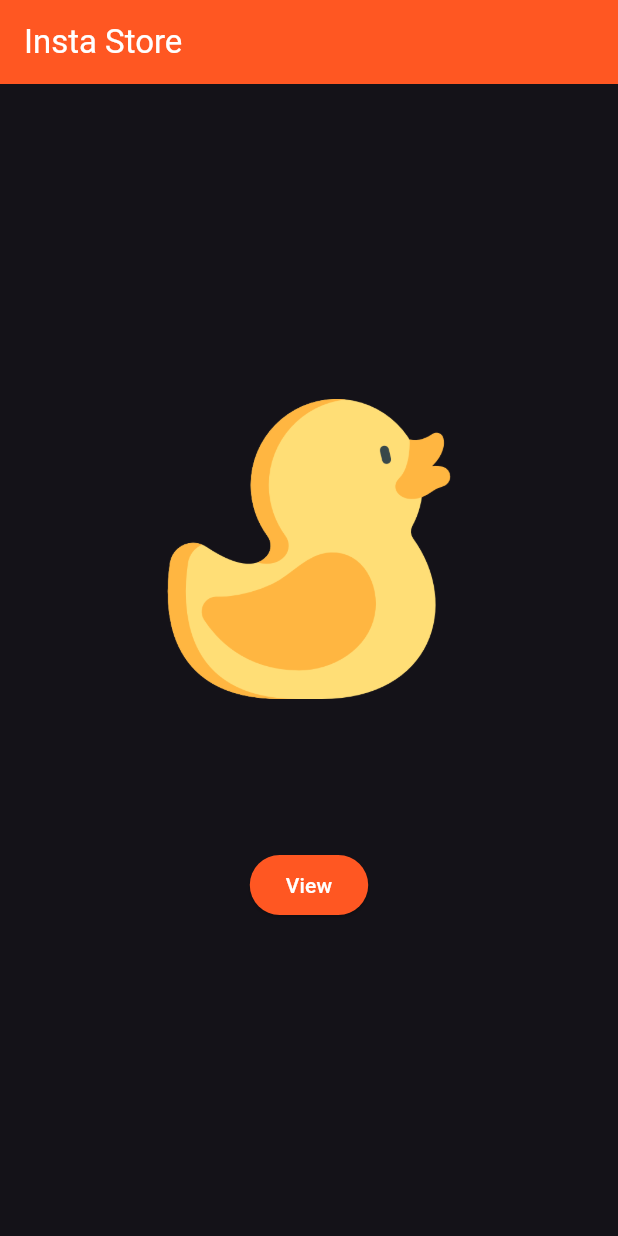
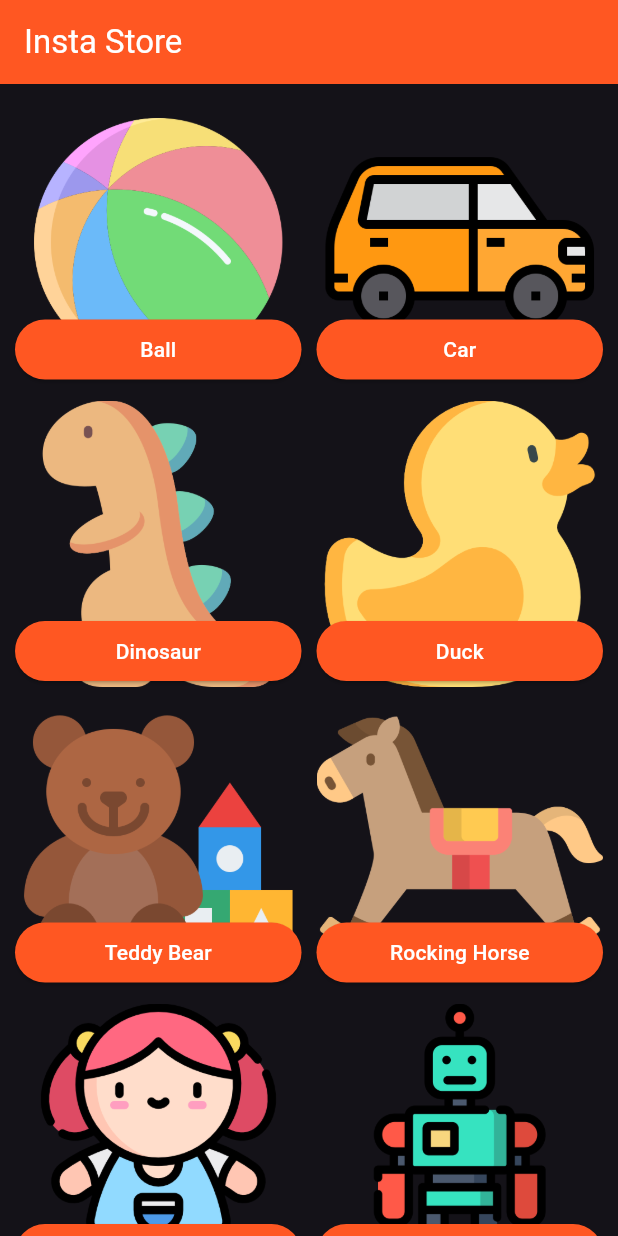
Before and after one commit to Dhannesh/app_animation, a Flutter app: the screen it shows after launch, on a phone screen of 412 x 824 dp. Run offline on Flutter 3.47's test engine with Material 3 defaults, Android fonts, the phone set to English and light mode, and no system bars.

Commit message:
add hero animation in grid

```diff
--- a/lib/product_details.dart
+++ b/lib/product_details.dart
@@ -5,6 +5,7 @@ class ProductDetails extends StatelessWidget {
 
   @override
   Widget build(BuildContext context) {
+    var arguments = ModalRoute.of(context)!.settings.arguments as Map;
     return Scaffold(
       appBar: AppBar(
         title: const Text('Product Details'),
@@ -14,9 +15,9 @@ class ProductDetails extends StatelessWidget {
       body: Column(
         mainAxisAlignment: MainAxisAlignment.spaceEvenly,
         children: [
-          Hero(tag: 'toy', child: Image.asset("images/ducky.png")),
-          const Text(
-            "Duck",
+          Hero(tag: arguments['toy'].title, child: Image.asset("${arguments['toy'].imageName}")),
+          Text(
+            "${arguments['toy'].title}",
             style: TextStyle(
                 fontSize: 44,
                 fontWeight: FontWeight.bold,
--- a/lib/products.dart
+++ b/lib/products.dart
@@ -1,4 +1,23 @@
 import 'package:flutter/material.dart';
+
+class Product {
+  final String imageName;
+  final String title;
+  Product({required this.imageName, required this.title});
+}
+
+List<Product> _toys = [
+  Product(imageName: "images/ball.png", title: "Ball"),
+  Product(imageName: "images/car.png", title: "Car"),
+  Product(imageName: "images/dino.png", title: "Dinosaur"),
+  Product(imageName: "images/ducky.png", title: "Duck"),
+  Product(imageName: "images/teddy.png", title: "Teddy Bear"),
+  Product(imageName: "images/horse.png", title: "Rocking Horse"),
+  Product(imageName: "images/doll.png", title: "Doll"),
+  Product(imageName: "images/robot.png", title: "Robot"),
+
+];
+
 
 class ProductsView extends StatelessWidget {
   const ProductsView({super.key});
@@ -11,29 +30,36 @@ class ProductsView extends StatelessWidget {
         backgroundColor: Colors.deepOrange,
         foregroundColor: Colors.white,
       ),
-      body: Center(
-        child: Column(
-          mainAxisAlignment: MainAxisAlignment.center,
-          children: [
-            Hero(
-              tag: 'toy',
-              child: SizedBox(
-                height: 200,
-                width: 200,
-                child: Image.asset("images/ducky.png"),
+      body: GridView.custom(
+        padding: EdgeInsets.all(10),
+          gridDelegate: SliverGridDelegateWithFixedCrossAxisCount(
+              crossAxisCount: 2,
+            crossAxisSpacing: 10,
+            mainAxisSpacing: 10,
+          ),
+          childrenDelegate: SliverChildBuilderDelegate((context, int index){
+            return Stack(children: <Widget>[
+              Container(
+                alignment: Alignment.center,
+                child: Hero(
+                  tag: _toys[index].title,
+                    child: Image.asset(_toys[index].imageName, height: double.infinity, width: double.infinity, fit: BoxFit.cover)),
               ),
-            ),
-            SizedBox(
-              height: 100,
-            ),
-            ElevatedButton(
-              style: ElevatedButton.styleFrom(backgroundColor: Colors.deepOrange,foregroundColor: Colors.white),
-                onPressed: (){
-              Navigator.pushNamed(context, '/product_details');
-            }, child: Text("View"))
-          ]
-        ),
-      ),
+              Container(
+                alignment: Alignment.bottomCenter,
+                child: ElevatedButton(onPressed: (){
+                  Navigator.pushNamed(context, "/product_details",arguments: {'toy':_toys[index]});
+                },
+            style: ElevatedButton.styleFrom(fixedSize: Size(200, 40), shape: StadiumBorder(), backgroundColor: Colors.deepOrange,foregroundColor: Colors.white),
+            child: Text(_toys[index].title),
+              )
+              )
+            ]
+            );
+          },
+          childCount: _toys.length
+          )
+      )
     );
   }
 }
```
Also changed, not shown: images/ball.png (added), images/car.png (added), images/dino.png (added), images/doll.png (added), images/engine.png (added), images/horse.png (added), images/robot.png (added), images/teddy.png (added), 1 other file.
